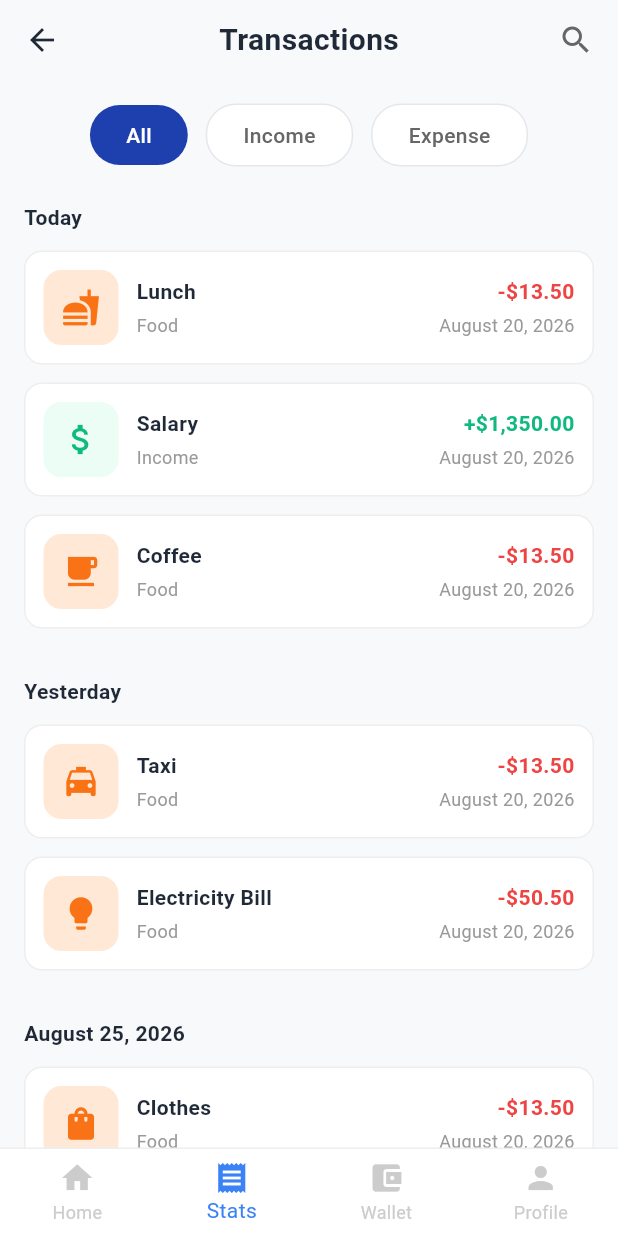
After one commit to pich-hcip/Expense-Tracker-Application, a Flutter app: the TransactionPage screen opened directly, on a phone screen of 412 x 824 dp. The commit adds this screen. Run offline on Flutter 3.47's test engine with Material 3 defaults, Android fonts, the phone set to English and light mode, and no system bars.

Commit message:
add transaction screen

```diff
--- a/lib/main.dart
+++ b/lib/main.dart
@@ -1,5 +1,9 @@
 import 'package:flutter/material.dart';
 import 'screens/get_start.dart';
+import 'screens/login.dart';
+import 'screens/register.dart';
+import 'screens/dashboard.dart';
+import 'screens/category.dart';
 
 void main() {
   runApp(const MyApp());
--- /dev/null
+++ b/lib/screens/transaction.dart
@@ -0,0 +1,354 @@
+import 'package:flutter/material.dart';
+
+class TransactionPage extends StatefulWidget {
+  const TransactionPage({super.key});
+
+  @override
+  State<TransactionPage> createState() => _TransactionPageState();
+}
+
+class _TransactionPageState extends State<TransactionPage> {
+  int _selectedIndex = 1;
+  String _filterType = 'All'; // All, Income, Expense
+
+  @override
+  Widget build(BuildContext context) {
+    return Scaffold(
+      backgroundColor: const Color(0xFFF8F9FA),
+      body: SafeArea(
+        child: Column(
+          children: [
+            // Header
+            _buildHeader(),
+            const SizedBox(height: 16),
+
+            // Filter Tabs
+            _buildFilterTabs(),
+            const SizedBox(height: 24),
+
+            // Transactions List
+            Expanded(
+              child: _buildTransactionsList(),
+            ),
+          ],
+        ),
+      ),
+      bottomNavigationBar: _buildBottomNavigationBar(),
+    );
+  }
+
+  Widget _buildHeader() {
+    return Padding(
+      padding: const EdgeInsets.symmetric(horizontal: 16.0, vertical: 12.0),
+      child: Row(
+        mainAxisAlignment: MainAxisAlignment.spaceBetween,
+        children: [
+          GestureDetector(
+            onTap: () => Navigator.pop(context),
+            child: const Icon(
+              Icons.arrow_back,
+              color: Color(0xFF1F2937),
+              size: 24,
+            ),
+          ),
+          const Text(
+            'Transactions',
+            style: TextStyle(
+              fontSize: 20,
+              color: Color(0xFF1F2937),
+              fontWeight: FontWeight.w600,
+            ),
+          ),
+          GestureDetector(
+            onTap: () {},
+            child: const Icon(
+              Icons.search,
+              color: Color(0xFF666666),
+              size: 24,
+            ),
+          ),
+        ],
+      ),
+    );
+  }
+
+  Widget _buildFilterTabs() {
+    return SingleChildScrollView(
+      scrollDirection: Axis.horizontal,
+      padding: const EdgeInsets.symmetric(horizontal: 16.0),
+      child: Row(
+        children: [
+          _buildFilterButton('All'),
+          const SizedBox(width: 12),
+          _buildFilterButton('Income'),
+          const SizedBox(width: 12),
+          _buildFilterButton('Expense'),
+        ],
+      ),
+    );
+  }
+
+  Widget _buildFilterButton(String label) {
+    bool isSelected = _filterType == label;
+    return GestureDetector(
+      onTap: () {
+        setState(() {
+          _filterType = label;
+        });
+      },
+      child: Container(
+        padding: const EdgeInsets.symmetric(horizontal: 24, vertical: 10),
+        decoration: BoxDecoration(
+          color: isSelected ? const Color(0xFF1E40AF) : Colors.white,
+          borderRadius: BorderRadius.circular(20),
+          border: isSelected
+              ? null
+              : Border.all(color: const Color(0xFFE5E7EB), width: 1),
+        ),
+        child: Text(
+          label,
+          style: TextStyle(
+            fontSize: 14,
+            color: isSelected ? Colors.white : const Color(0xFF666666),
+            fontWeight: FontWeight.w500,
+          ),
+        ),
+      ),
+    );
+  }
+  Widget _buildTransactionsList() {
+    final transactionsData = [
+      {
+        'section': 'Today',
+        'transactions': [
+          {
+            'icon': Icons.fastfood,
+            'title': 'Lunch',
+            'category': 'Food',
+            'amount': '-\$13.50',
+            'date': 'August 20, 2026',
+            'color': const Color(0xFFF97316),
+            'bgColor': const Color(0xFFFFE8D6),
+            'isIncome': false,
+          },
+          {
+            'icon': Icons.attach_money,
+            'title': 'Salary',
+            'category': 'Income',
+            'amount': '+\$1,350.00',
+            'date': 'August 20, 2026',
+            'color': const Color(0xFF10B981),
+            'bgColor': const Color(0xFFECFDF5),
+            'isIncome': true,
+          },
+          {
+            'icon': Icons.local_cafe,
+            'title': 'Coffee',
+            'category': 'Food',
+            'amount': '-\$13.50',
+            'date': 'August 20, 2026',
+            'color': const Color(0xFFF97316),
+            'bgColor': const Color(0xFFFFE8D6),
+            'isIncome': false,
+          },
+        ],
+      },
+      {
+        'section': 'Yesterday',
+        'transactions': [
+          {
+            'icon': Icons.local_taxi,
+            'title': 'Taxi',
+            'category': 'Food',
+            'amount': '-\$13.50',
+            'date': 'August 20, 2026',
+            'color': const Color(0xFFF97316),
+            'bgColor': const Color(0xFFFFE8D6),
+            'isIncome': false,
+          },
+          {
+            'icon': Icons.lightbulb,
+            'title': 'Electricity Bill',
+            'category': 'Food',
+            'amount': '-\$50.50',
+            'date': 'August 20, 2026',
+            'color': const Color(0xFFF97316),
+            'bgColor': const Color(0xFFFFE8D6),
+            'isIncome': false,
+          },
+        ],
+      },
+      {
+        'section': 'August 25, 2026',
+        'transactions': [
+          {
+            'icon': Icons.shopping_bag,
+            'title': 'Clothes',
+            'category': 'Food',
+            'amount': '-\$13.50',
+            'date': 'August 20, 2026',
+            'color': const Color(0xFFF97316),
+            'bgColor': const Color(0xFFFFE8D6),
+            'isIncome': false,
+          },
+        ],
+      },
+    ];
+
+    return ListView.builder(
+      padding: const EdgeInsets.symmetric(horizontal: 16.0),
+      itemCount: transactionsData.length,
+      itemBuilder: (context, sectionIndex) {
+        final section = transactionsData[sectionIndex];
+        final transactions = section['transactions'] as List;
+        return Column(
+          crossAxisAlignment: CrossAxisAlignment.start,
+          children: [
+            Padding(
+              padding: const EdgeInsets.only(bottom: 12.0),
+              child: Text(
+                section['section'] as String,
+                style: const TextStyle(
+                  fontSize: 14,
+                  color: Color(0xFF1F2937),
+                  fontWeight: FontWeight.w600,
+                ),
+              ),
+            ),
+            ...List.generate(transactions.length, (transactionIndex) {
+              final transaction = transactions[transactionIndex];
+              return Padding(
+                padding: const EdgeInsets.only(bottom: 12.0),
+                child: Container(
+                  decoration: BoxDecoration(
+                    color: Colors.white,
+                    borderRadius: BorderRadius.circular(12),
+                    border: Border.all(
+                      color: const Color(0xFFEEEEEE),
+                      width: 1,
+                    ),
+                  ),
+                  padding: const EdgeInsets.all(12),
+                  child: Row(
+                    children: [
+                      // Icon Container
+                      Container(
+                        width: 50,
+                        height: 50,
+                        decoration: BoxDecoration(
+                          color: transaction['bgColor'] as Color,
+                          borderRadius: BorderRadius.circular(12),
+                        ),
+                        child: Icon(
+                          transaction['icon'] as IconData,
+                          color: transaction['color'] as Color,
+                          size: 26,
+                        ),
+                      ),
+                      const SizedBox(width: 12),
+
+                      // Title and Category
+                      Expanded(
+                        child: Column(
+                          crossAxisAlignment: CrossAxisAlignment.start,
+                          children: [
+                            Text(
+                              transaction['title'] as String,
+                              style: const TextStyle(
+                                fontSize: 14,
+                                color: Color(0xFF1F2937),
+                                fontWeight: FontWeight.w600,
+                              ),
+                            ),
+                            const SizedBox(height: 4),
+                            Text(
+                              transaction['category'] as String,
+                              style: const TextStyle(
+                                fontSize: 12,
+                                color: Color(0xFF999999),
+                                fontWeight: FontWeight.w400,
+                              ),
+                            ),
+                          ],
+                        ),
+                      ),
+                      // Amount and Date
+                      Column(
+                        crossAxisAlignment: CrossAxisAlignment.end,
+                        children: [
+                          Text(
+                            transaction['amount'] as String,
+                            style: TextStyle(
+                              fontSize: 14,
+                              color: transaction['isIncome'] as bool
+                                  ? const Color(0xFF10B981)
+                                  : const Color(0xFFEF4444),
+                              fontWeight: FontWeight.w600,
+                            ),
+                          ),
+                          const SizedBox(height: 4),
+                          Text(
+                            transaction['date'] as String,
+                            style: const TextStyle(
+                              fontSize: 12,
+                              color: Color(0xFF999999),
+                              fontWeight: FontWeight.w400,
+                            ),
+                          ),
+                        ],
+                      ),
+                    ],
+                  ),
+                ),
+              );
+            }),
+            if (sectionIndex < transactionsData.length - 1)
+              const SizedBox(height: 20),
+          ],
+        );
+      },
+    );
+  }
+
+  Widget _buildBottomNavigationBar() {
+    return Container(
+      decoration: BoxDecoration(
+        color: Colors.white,
+        border: Border(
+          top: BorderSide(color: Colors.grey[200]!, width: 1),
+        ),
+      ),
+      child: BottomNavigationBar(
+        currentIndex: _selectedIndex,
+        onTap: (index) {
+          setState(() {
+            _selectedIndex = index;
+          });
+        },
+        type: BottomNavigationBarType.fixed,
+        backgroundColor: Colors.white,
+        selectedItemColor: const Color(0xFF3B82F6),
+        unselectedItemColor: const Color(0xFFCCCCCC),
+        elevation: 0,
+        items: const [
+          BottomNavigationBarItem(
+            icon: Icon(Icons.home),
+            label: 'Home',
+          ),
+          BottomNavigationBarItem(
+            icon: Icon(Icons.receipt),
+            label: 'Stats',
+          ),
+          BottomNavigationBarItem(
+            icon: Icon(Icons.account_balance_wallet),
+            label: 'Wallet',
+          ),
+          BottomNavigationBarItem(
+            icon: Icon(Icons.person),
+            label: 'Profile',
+          ),
+        ],
+      ),
+    );
+  }
+}
```
Also changed, not shown: pubspec.lock.
